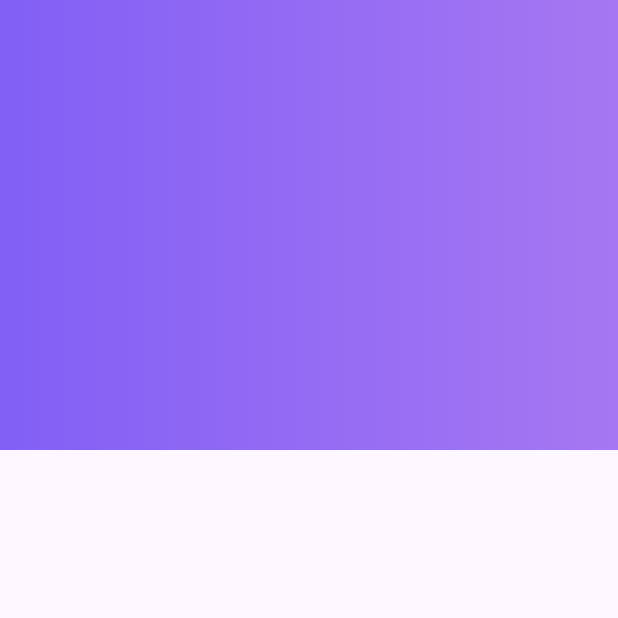
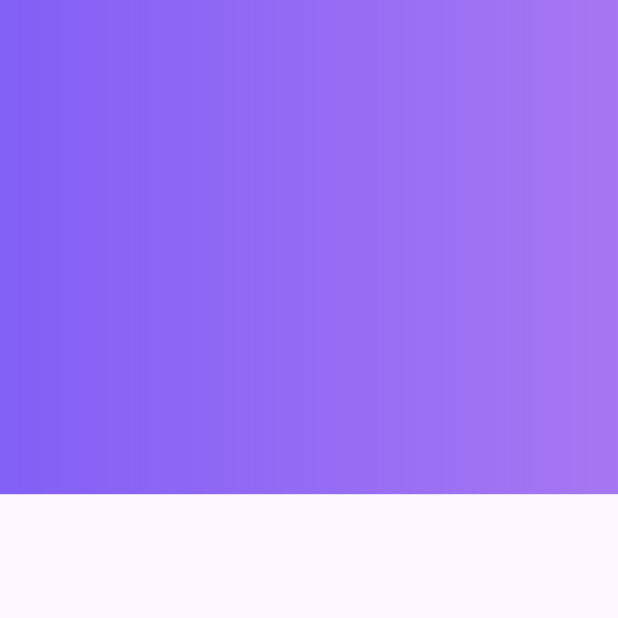
Before and after one commit to Kani-3004/fitness-mobile-app, a Flutter app: the screen it shows after launch, on a phone screen of 412 x 824 dp, the top half of it. Run offline on Flutter 3.47's test engine with Material 3 defaults, Android fonts, the phone set to English and light mode, and no system bars; our stand-ins replace google_fonts.

Commit message:
Onboarding Screen Progress

```diff
--- a/lib/screens/onboarding_one.dart
+++ b/lib/screens/onboarding_one.dart
@@ -10,6 +10,8 @@ class OnboardingOne extends StatefulWidget {
 class _OnboardingOneState extends State<OnboardingOne> {
   @override
   Widget build(BuildContext context) {
+    double screenHeight = MediaQuery.of(context).size.height;
+
     return Scaffold(
       body: Container(
         color: Colors.white,
@@ -19,7 +21,7 @@ class _OnboardingOneState extends State<OnboardingOne> {
               opacity: 1,
               child: ClipPath(
                 child: Container(
-                  height: 300,
+                  height: screenHeight * 0.4, // 40% of screen height
                   decoration: BoxDecoration(
                     gradient: LinearGradient(
                       colors: [
```
